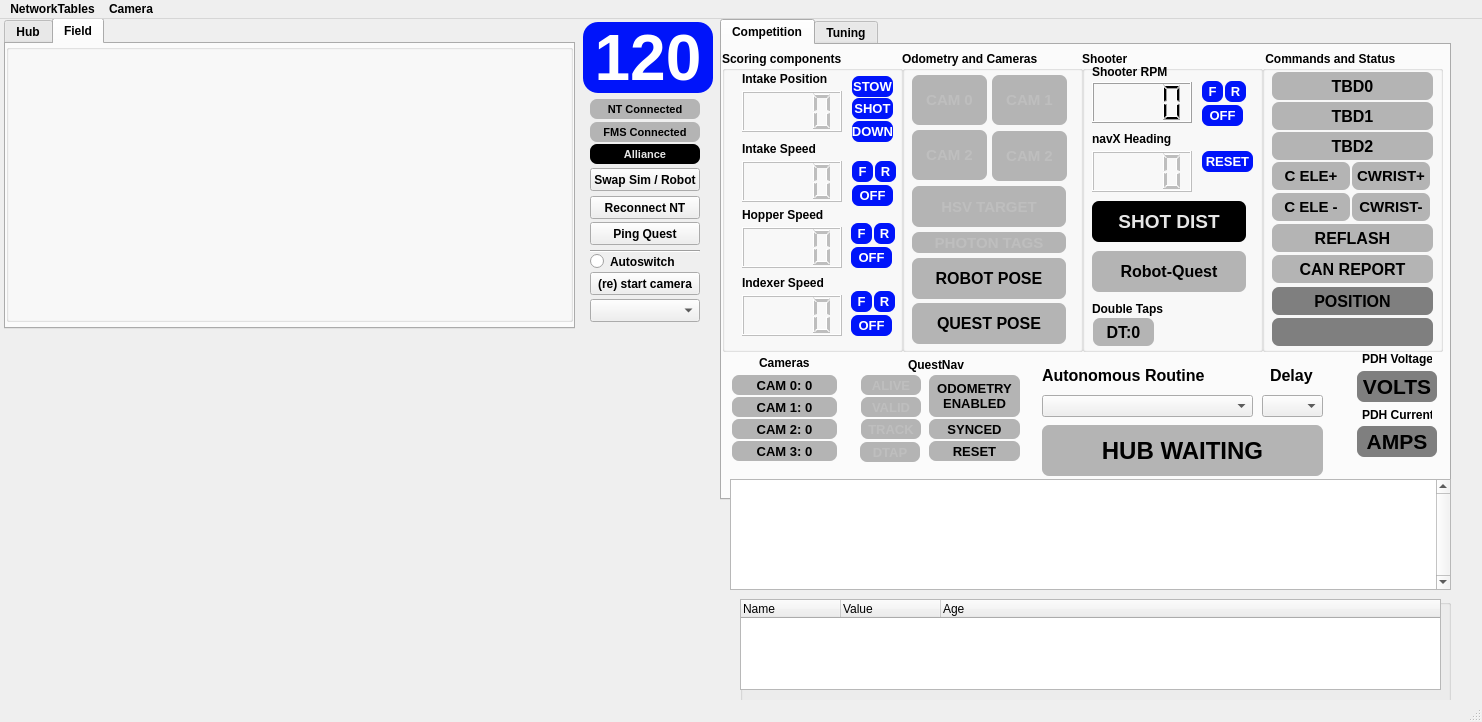
First picture: the form in gui/layout_2026.ui, repository aesatchien/FRC2429_2026, before the edit.
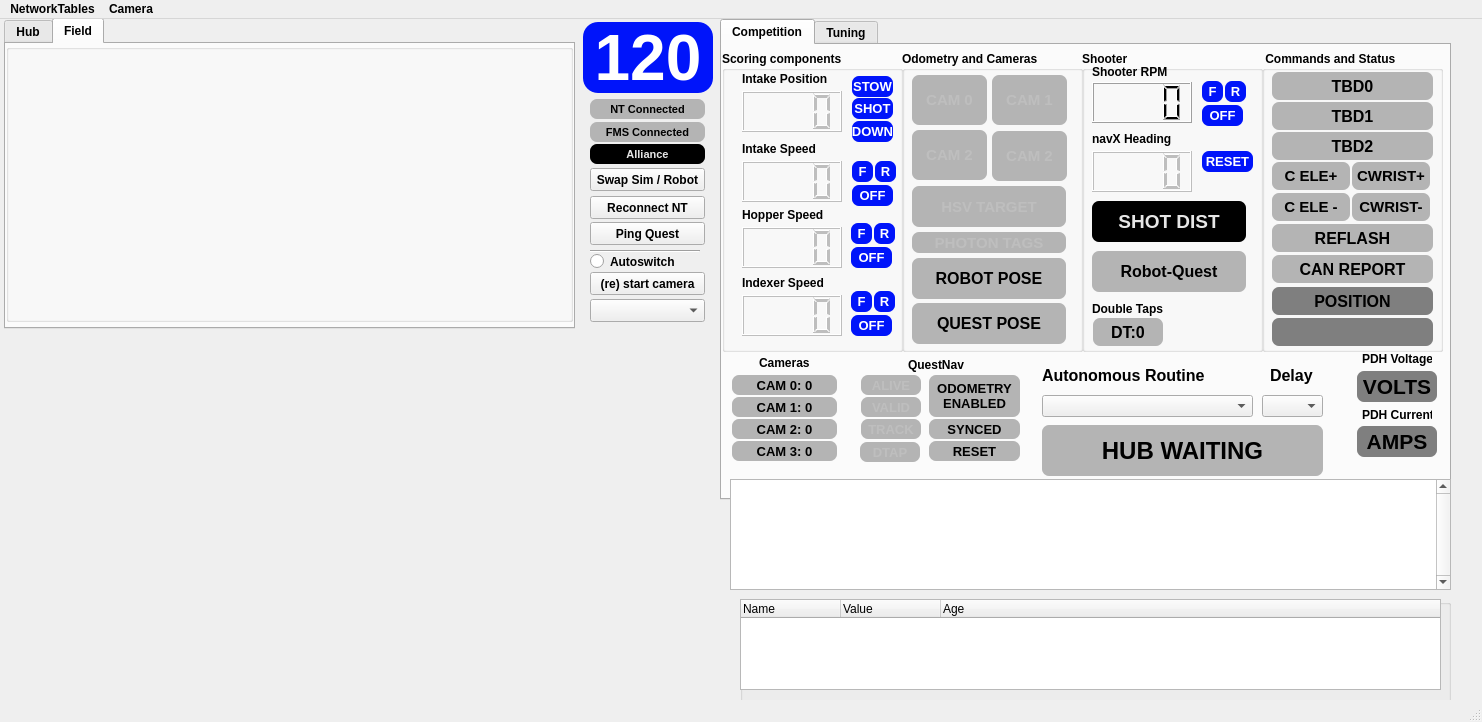
Second picture: the form after the edit. Icons and pictures are not drawn. Custom widgets are drawn as their Qt base class.

Patch:
```diff
--- a/gui/layout_2026.ui
+++ b/gui/layout_2026.ui
@@ -342,7 +342,7 @@
         <rect>
          <x>11</x>
          <y>267</y>
-         <width>61</width>
+         <width>70</width>
          <height>28</height>
         </rect>
        </property>
@@ -2691,7 +2691,7 @@
      <rect>
       <x>590</x>
       <y>80</y>
-      <width>110</width>
+      <width>115</width>
       <height>20</height>
      </rect>
     </property>
@@ -2801,7 +2801,7 @@
      <rect>
       <x>590</x>
       <y>253</y>
-      <width>110</width>
+      <width>115</width>
       <height>23</height>
      </rect>
     </property>
@@ -2814,7 +2814,7 @@
      <rect>
       <x>590</x>
       <y>280</y>
-      <width>110</width>
+      <width>115</width>
       <height>23</height>
      </rect>
     </property>
@@ -2824,7 +2824,7 @@
      <rect>
       <x>590</x>
       <y>234</y>
-      <width>110</width>
+      <width>115</width>
       <height>17</height>
      </rect>
     </property>
@@ -2840,7 +2840,7 @@
      <rect>
       <x>590</x>
       <y>177</y>
-      <width>110</width>
+      <width>115</width>
       <height>23</height>
      </rect>
     </property>
@@ -2853,7 +2853,7 @@
      <rect>
       <x>590</x>
       <y>149</y>
-      <width>110</width>
+      <width>115</width>
       <height>23</height>
      </rect>
     </property>
@@ -2894,7 +2894,7 @@
      <rect>
       <x>590</x>
       <y>125</y>
-      <width>110</width>
+      <width>115</width>
       <height>20</height>
      </rect>
     </property>
@@ -2926,7 +2926,7 @@
      <rect>
       <x>590</x>
       <y>203</y>
-      <width>110</width>
+      <width>115</width>
       <height>23</height>
      </rect>
     </property>
@@ -2952,7 +2952,7 @@
      <rect>
       <x>590</x>
       <y>103</y>
-      <width>110</width>
+      <width>115</width>
       <height>20</height>
      </rect>
     </property>
```
